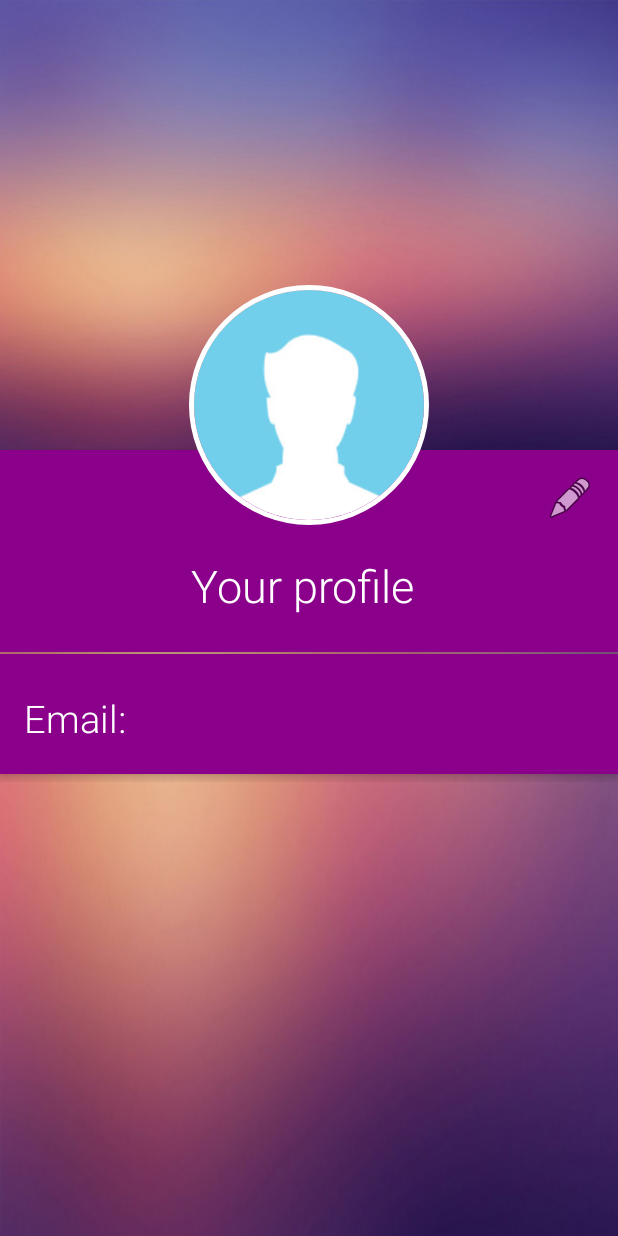
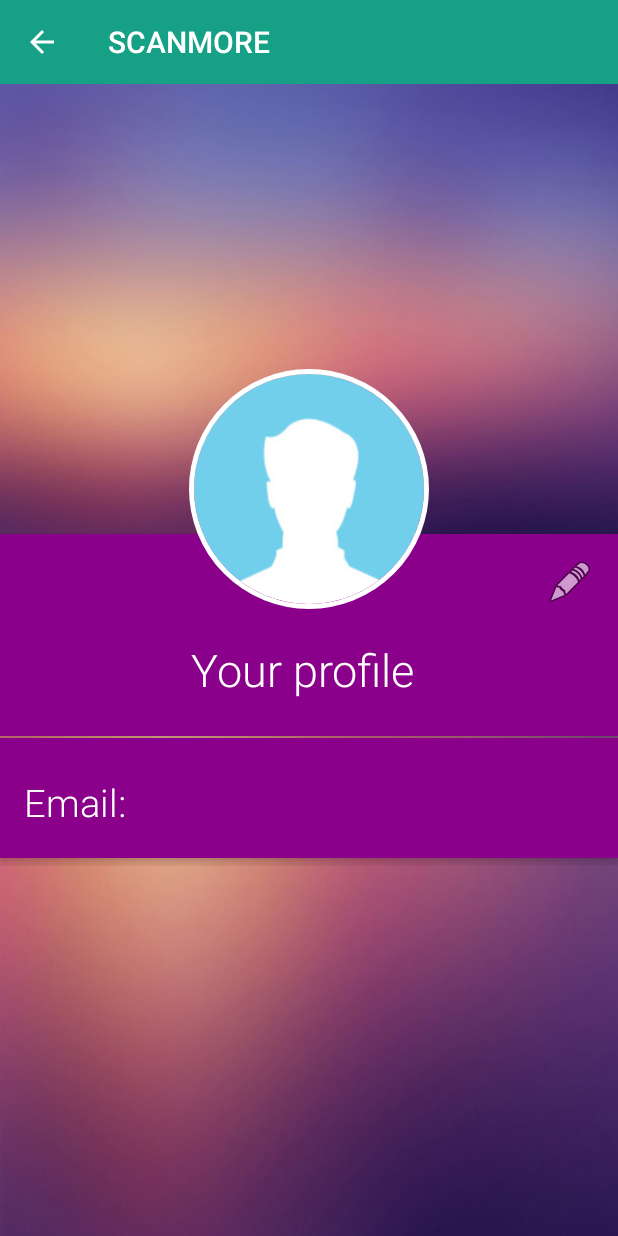
Before and after one commit to CarlLDreyer/scanmore, an Android app: the screen it shows after launch (MainActivity before the commit, ProfileActivity after it), after a tap on "Profile", on a phone screen of 412 x 824 dp. Run offline under Robolectric (Android 15) with nearby library versions, the phone set to English and light mode, and no system bars; our stand-ins replace CircleImageView; 2 statements that could not run were skipped; 1 other tap on this screen came first.

```diff
--- a/app/src/main/AndroidManifest.xml
+++ b/app/src/main/AndroidManifest.xml
@@ -5,10 +5,7 @@
     <uses-permission android:name="android.permission.CAMERA" />
     <uses-permission android:name="android.permission.INTERNET" />
     <uses-permission android:name="android.permission.WRITE_EXTERNAL_STORAGE" />
-
-
-    <uses-permission android:name="android.permission.VIBRATE"/>
-
+    <uses-permission android:name="android.permission.VIBRATE" />
 
     <uses-feature android:name="android.hardware.camera" />
     <uses-feature android:name="android.hardware.camera.autofocus" />
@@ -21,7 +18,7 @@
         android:roundIcon="@mipmap/ic_launcher_round"
         android:supportsRtl="true"
         android:theme="@style/AppTheme">
-
+        <activity android:name="Profile.ProfileActivity"></activity>
         <activity android:name=".ShoppingList.ShoppingListActivity" />
         <activity
             android:name=".SplashActivity"
@@ -45,18 +42,22 @@
         <activity
             android:name=".LoginActivity"
             android:label="Login"
-            android:windowSoftInputMode="adjustResize"/>
+            android:noHistory="true"
+            android:windowSoftInputMode="adjustResize" />
         <activity
             android:name=".MainActivity"
             android:label="SCANMORE"
             android:theme="@style/AppTheme.NoActionBar">
-
             <intent-filter>
                 <action android:name="android.intent.action.MAIN" />
+
                 <category android:name="android.intent.category.LAUNCHER" />
             </intent-filter>
         </activity>
-        <activity android:name=".SwishActivity" android:label="Connect with Swish" android:windowSoftInputMode="adjustResize" ></activity>
+        <activity
+            android:name=".SwishActivity"
+            android:label="Connect with Swish"
+            android:windowSoftInputMode="adjustResize" />
     </application>
 
 </manifest>
--- /dev/null
+++ b/app/src/main/java/Profile/ProfileActivity.java
@@ -0,0 +1,55 @@
+package Profile;
+
+import android.os.Bundle;
+import android.widget.TextView;
+
+import com.example.scanmore.Database.DatabaseHandler;
+import com.example.scanmore.Database.User;
+import com.example.scanmore.R;
+
+import java.util.List;
+
+import androidx.appcompat.app.ActionBar;
+import androidx.appcompat.app.AppCompatActivity;
+import androidx.appcompat.widget.Toolbar;
+
+public class ProfileActivity extends AppCompatActivity {
+
+
+    TextView emailView;
+
+    DatabaseHandler db;
+    @Override
+    protected void onCreate(Bundle savedInstanceState) {
+
+        super.onCreate(savedInstanceState);
+
+        setContentView(R.layout.activity_profile);
+        setupToolbar();
+
+
+        db = new DatabaseHandler(this);
+        final List<User> users = db.getAllUsers();
+
+        emailView = findViewById(R.id.profile_email);
+        //get newest user
+        final User user = users.get(0);
+
+        emailView.setText("Email: ");
+        emailView.append(user.getEmail());
+
+
+    }
+
+
+    private void setupToolbar() {
+        Toolbar toolbar = (Toolbar) findViewById(R.id.toolbar);
+        setSupportActionBar(toolbar);
+        final ActionBar ab = getSupportActionBar();
+        if (ab != null) {
+            ab.setDisplayHomeAsUpEnabled(true);
+        }
+    }
+
+
+}
--- a/app/src/main/java/Profile/ProfileFragment.java
+++ /dev/null
@@ -1,53 +0,0 @@
-package Profile;
-
-import android.os.Bundle;
-import android.view.LayoutInflater;
-import android.view.View;
-import android.view.ViewGroup;
-import android.widget.TextView;
-
-import com.example.scanmore.Database.DatabaseHandler;
-import com.example.scanmore.Database.User;
-import com.example.scanmore.R;
-
-import java.util.List;
-
-import androidx.annotation.NonNull;
-import androidx.annotation.Nullable;
-import androidx.fragment.app.Fragment;
-
-
-public class ProfileFragment extends Fragment {
-
-
-TextView emailView;
-
-DatabaseHandler db;
-
-    public ProfileFragment(){}
-
-
-    public View onCreateView(@NonNull LayoutInflater inflater, @Nullable ViewGroup container, @Nullable Bundle savedInstanceState){
-
-        View view = inflater.inflate(R.layout.fragment_profile, container, false);
-
-        db = new DatabaseHandler(getActivity());
-        final List<User> users = db.getAllUsers();
-
-
-        emailView = view.findViewById(R.id.profile_email);
-        //get newest user
-        final User user = users.get(0);
-
-        emailView.setText("Email: ");
-        emailView.append(user.getEmail());
-
-//need a function which catch the last item in list
-
-        return view;
-    }
-
-
-
-
-}
--- a/app/src/main/java/com/example/scanmore/LoginActivity.java
+++ b/app/src/main/java/com/example/scanmore/LoginActivity.java
@@ -54,7 +54,6 @@ public class LoginActivity extends AppCompatActivity {
                     edtEmail.setText("");
 
                     edtPassword.setText("");
-
 
 
                 }else{
--- a/app/src/main/java/com/example/scanmore/MainActivity.java
+++ b/app/src/main/java/com/example/scanmore/MainActivity.java
@@ -12,7 +12,7 @@ import com.example.scanmore.Database.DatabaseHandler;
 import com.example.scanmore.ShoppingList.ShoppingListActivity;
 import com.google.android.material.navigation.NavigationView;
 
-import Profile.ProfileFragment;
+import Profile.ProfileActivity;
 import androidx.appcompat.app.ActionBarDrawerToggle;
 import androidx.appcompat.app.AppCompatActivity;
 import androidx.appcompat.widget.Toolbar;
@@ -20,7 +20,6 @@ import androidx.core.app.ActivityCompat;
 import androidx.core.content.ContextCompat;
 import androidx.core.view.GravityCompat;
 import androidx.drawerlayout.widget.DrawerLayout;
-import androidx.fragment.app.FragmentManager;
 
 public class MainActivity extends AppCompatActivity
         implements NavigationView.OnNavigationItemSelectedListener {
@@ -117,9 +116,7 @@ launchActivity(ShoppingListActivity.class);
 
         }else if (id == R.id.nav_profile) {
 
-           FragmentManager fm = getSupportFragmentManager();
-           ProfileFragment fragment = new ProfileFragment();
-           fm.beginTransaction().replace(R.id.drawer_layout, fragment).commit();
+          launchActivity(ProfileActivity.class);
 
         }
 
@@ -148,6 +145,8 @@ launchActivity(ShoppingListActivity.class);
     }
 
     public void setupDatabaseInserts(DatabaseHandler db){
+
+        /*
         db.insertProduct("7350015508279", "Lundgrens ", 29);
         db.insertProduct("7332945033038", "Conmore Vatten ", 80);
         db.insertProduct("7610313412143", "Örtsalt", 23);
@@ -158,6 +157,8 @@ launchActivity(ShoppingListActivity.class);
         db.insertProduct("7311310027117", "Citron Peppar", 13);
         db.insertProduct("7332945033038", "Vatten", 56);
 
+        */
+
     }
 
 }
--- a/app/src/main/res/layout/fragment_profile.xml
+++ b/app/src/main/res/layout/activity_profile.xml
@@ -6,7 +6,8 @@
     xmlns:tools="http://schemas.android.com/tools"
     android:layout_width="match_parent"
     android:layout_height="match_parent"
-    android:id="@+id/profile_fragment"
+    android:id="@+id/profie_activty"
+    android:layout_below="@id/toolbar"
     android:background="@drawable/gradient"
     >
 
@@ -21,6 +22,8 @@
             android:layout_height="300dp"
             android:background="?attr/selectableItemBackgroundBorderless"
             android:scaleType="centerCrop"
+
+            android:layout_below="@id/toolbar"
 
             android:src="@drawable/gradient"
             app:srcCompat="@drawable/gradient" />
@@ -74,7 +77,7 @@
                 android:fontFamily="sans-serif-light"
                 android:textColor="#fff"
                 android:textSize="30sp"
-             />
+                />
 
         </RelativeLayout>
 
@@ -125,8 +128,18 @@
                 />
 
 
+        </androidx.constraintlayout.widget.ConstraintLayout>
+
+        <androidx.appcompat.widget.Toolbar
+            android:id="@+id/toolbar"
+            android:layout_width="match_parent"
+            android:layout_height="wrap_content"
+            android:layout_gravity="top"
+            app:titleTextColor="@android:color/white"
+            android:background="@color/toolbar_color"
+            android:minHeight="?attr/actionBarSize" />
+
+    </RelativeLayout>
 
 
-        </androidx.constraintlayout.widget.ConstraintLayout>
-    </RelativeLayout>
 </ScrollView>
--- a/app/src/main/res/layout/activity_shopping_list2.xml
+++ b/app/src/main/res/layout/activity_shopping_list2.xml
@@ -4,19 +4,20 @@
     xmlns:app="http://schemas.android.com/apk/res-auto"
     android:layout_width="match_parent"
     android:layout_height="match_parent"
-    android:layout_below="@id/toolbar"
+
+
+
     tools:context=".ShoppingList.ShoppingListActivity">
 
     <ListView
         android:id="@+id/lvItems"
         android:layout_width="wrap_content"
         android:layout_height="wrap_content"
-        android:layout_alignParentTop="true"
+        android:layout_above="@+id/btnAddItem"
+        android:layout_below="@id/toolbar"
+        android:layout_alignParentStart="true"
         android:layout_alignParentLeft="true"
-        android:layout_alignParentStart="true"
-        android:layout_above="@+id/btnAddItem"
-
-        />
+        android:layout_marginTop="0dp" />
 
     <EditText
         android:id="@+id/etNewItem"
```
Also changed, not shown: app/src/main/java/com/example/scanmore/SwishActivity.java (+0 -8 lines).
